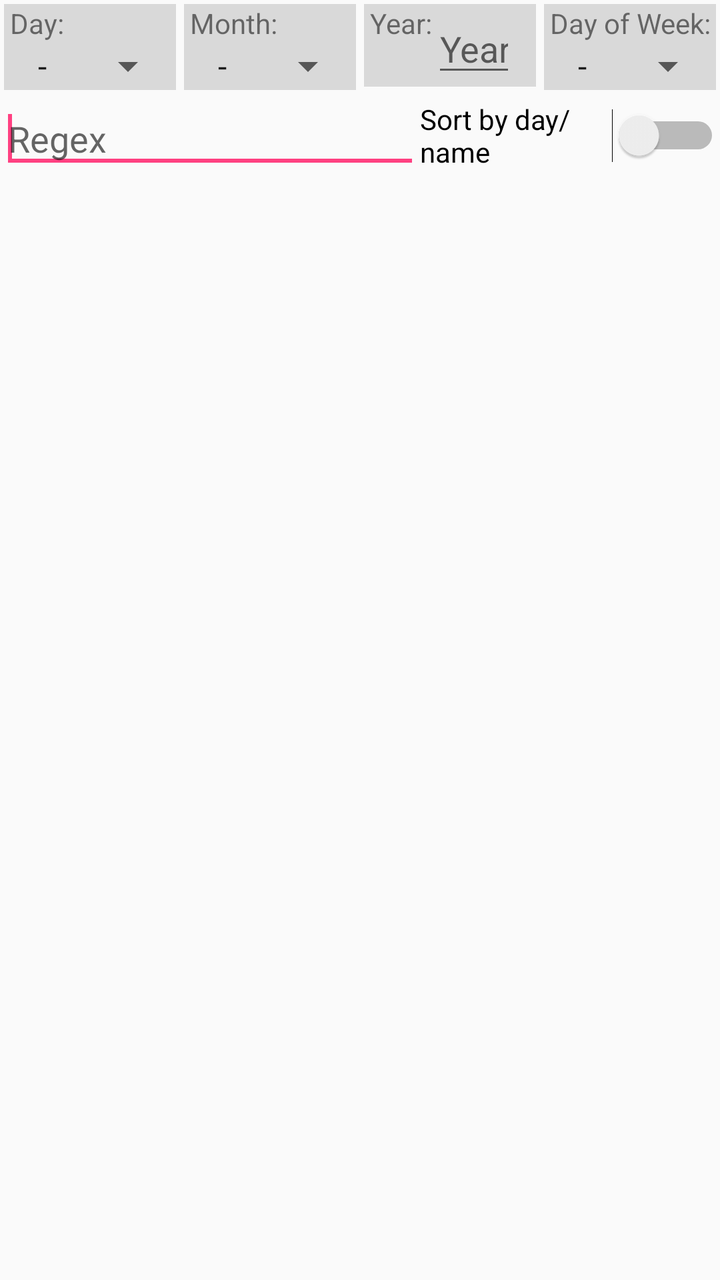
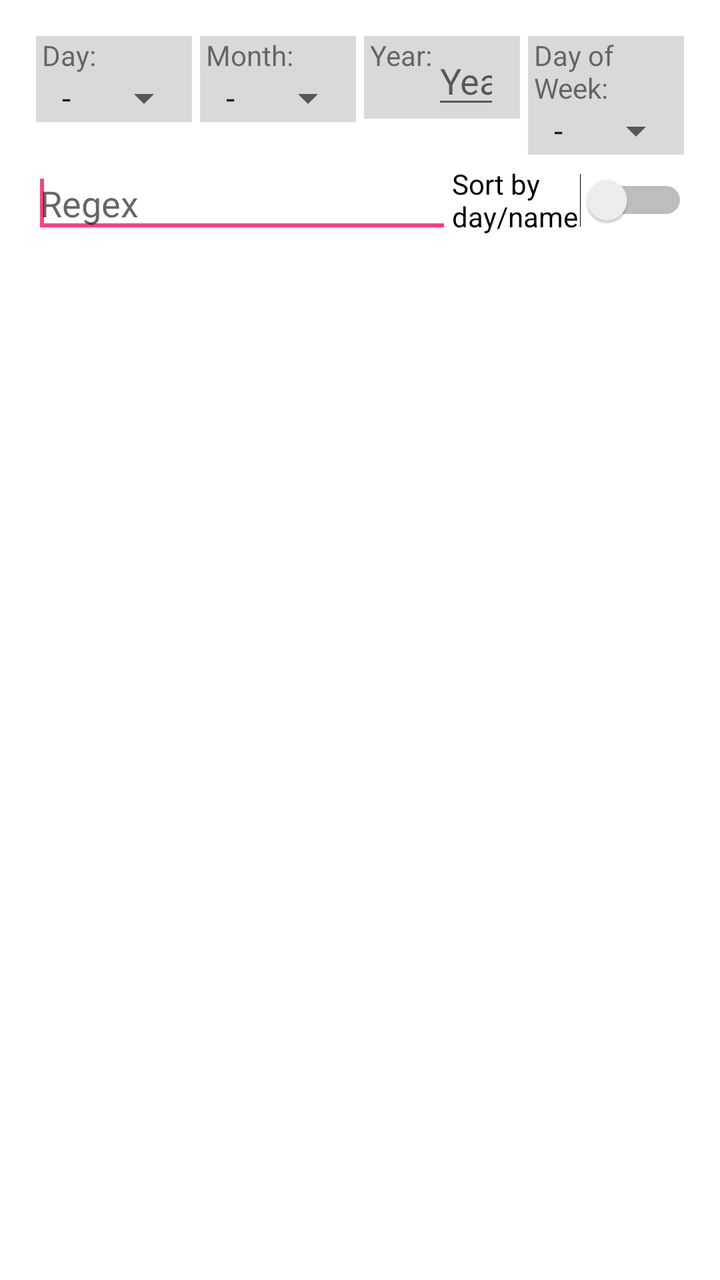

Screens rendered from an Android XML layout before and after an edit, with the pre-edit source and the edit as a unified diff.
<!-- AndroidManifest.xml: application theme AppTheme -->
<!-- res/layout/activity_calendar.xml -->
<?xml version="1.0" encoding="utf-8"?>
<RelativeLayout xmlns:android="http://schemas.android.com/apk/res/android"
    xmlns:tools="http://schemas.android.com/tools"
    android:layout_width="match_parent"
    android:layout_height="match_parent"
    android:layout_margin="16sp"
    android:importantForAutofill="noExcludeDescendants"
    tools:context="cz.civilizacehra.cipherbreaker.CalendarActivity">

    <LinearLayout
        android:id="@+id/line1Buttons"
        android:layout_width="match_parent"
        android:layout_height="wrap_content"
        android:weightSum="4"
        android:baselineAligned="false">

            <RelativeLayout
                android:id="@+id/dayLayout"
                style="@style/strict_item_with_description_style"
                android:layout_weight="1" >

                <TextView
                    android:id="@+id/dayView"
                    android:layout_width="wrap_content"
                    android:layout_height="wrap_content"
                    android:layout_marginStart="3dp"
                    android:text="Day:" />

                <Spinner
                    android:id="@+id/daySpinner"
                    android:layout_width="match_parent"
                    android:layout_height="wrap_content"
                    android:layout_below="@+id/dayView"
                    style="@style/spinner_style"
                    android:entries="@array/days" />

            </RelativeLayout>

            <RelativeLayout
                android:id="@+id/monthLayout"
                style="@style/strict_item_with_description_style"
                android:layout_weight="1" >

                <TextView
                    android:id="@+id/monthView"
                    style="@style/description_style"
                    android:text="Month:" />

                <Spinner
                    android:id="@+id/monthSpinner"
                    android:layout_width="match_parent"
                    android:layout_height="wrap_content"
                    android:layout_below="@+id/monthView"
                    style="@style/spinner_style"
                    android:entries="@array/months" />

            </RelativeLayout>

            <RelativeLayout
                android:id="@+id/yearLayout"
                style="@style/strict_item_with_description_style"
                android:layout_weight="1" >

                <TextView
                    android:id="@+id/yearView"
                    style="@style/description_style"
                    android:text="Year:" />

                <EditText
                    android:id="@+id/yearEditText"
                    android:layout_width="match_parent"
                    android:layout_height="wrap_content"
                    android:layout_toEndOf="@+id/yearView"
                    android:layout_marginEnd="10dp"
                    android:ems="10"
                    android:inputType="number"
                    android:hint="Year"/>

            </RelativeLayout>

            <RelativeLayout
                android:id="@+id/dayOfWeekLayout"
                style="@style/strict_item_with_description_style"
                android:layout_weight="1" >

                <TextView
                    android:id="@+id/weekView"
                    style="@style/description_style"
                    android:text="Day of Week:" />

                <Spinner
                    android:id="@+id/dayOfWeekSpinner"
                    android:layout_width="match_parent"
                    android:layout_height="wrap_content"
                    android:layout_below="@+id/weekView"
                    style="@style/spinner_style"
                    android:entries="@array/days_in_week" />

            </RelativeLayout>

    </LinearLayout>

    <RelativeLayout
        android:id="@+id/line2Buttons"
        android:layout_width="wrap_content"
        android:layout_height="wrap_content"
        android:layout_alignParentStart="true"
        android:layout_below="@id/line1Buttons"
        android:layout_alignEnd="@+id/line1Buttons" >

        <EditText
            android:id="@+id/queryEditText"
            android:layout_width="wrap_content"
            android:layout_height="wrap_content"
            android:layout_centerVertical="true"
            android:ems="10"
            android:hint="Regex"
            android:inputType="textPersonName" />

        <Switch
            android:id="@+id/sortBySwitch"
            android:layout_width="wrap_content"
            android:layout_height="wrap_content"
            android:layout_toEndOf="@+id/queryEditText"
            android:layout_centerVertical="true"
            android:text="Sort by day/name " />

        <requestFocus />
    </RelativeLayout>

    <ScrollView
        android:layout_width="match_parent"
        android:layout_height="match_parent"
        android:layout_marginTop="10dp"
        android:layout_below="@+id/line2Buttons">

        <TextView
            android:id="@+id/holidaysTextView"
            android:layout_width="match_parent"
            android:layout_height="wrap_content" />
    </ScrollView>

</RelativeLayout>
<!-- resources referenced by this layout -->
<resources>
  <string-array name="days">
          <item>-</item>
          <item>1</item>
          <item>2</item>
          <item>3</item>
          <item>4</item>
          <item>5</item>
          <item>6</item>
          <item>7</item>
          <item>8</item>
          <item>9</item>
          <item>10</item>
          <item>11</item>
          <item>12</item>
          <item>13</item>
          <item>14</item>
          <item>15</item>
          <item>16</item>
          <item>17</item>
          <item>18</item>
          <item>19</item>
          <item>20</item>
          <item>21</item>
          <item>22</item>
          <item>23</item>
          <item>24</item>
          <item>25</item>
          <item>26</item>
          <item>27</item>
          <item>28</item>
          <item>29</item>
          <item>30</item>
          <item>31</item>
      </string-array>
  <string-array name="days_in_week">
          <item>-</item>
          <item>Po</item>
          <item>Ut</item>
          <item>St</item>
          <item>Ct</item>
          <item>Pa</item>
          <item>So</item>
          <item>Ne</item>
      </string-array>
  <string-array name="months">
          <item>-</item>
          <item>1</item>
          <item>2</item>
          <item>3</item>
          <item>4</item>
          <item>5</item>
          <item>6</item>
          <item>7</item>
          <item>8</item>
          <item>9</item>
          <item>10</item>
          <item>11</item>
          <item>12</item>
      </string-array>
  <style name="description_style">
          <item name="android:layout_width">wrap_content</item>
          <item name="android:layout_height">wrap_content</item>
          <item name="android:layout_marginStart">3dp</item>
      </style>
  <style name="spinner_style">
          <item name="android:dropDownWidth">wrap_content</item>
          <item name="android:scrollbars">vertical</item>
          <item name="android:spinnerMode">dropdown</item>
          <item name="android:textAlignment">center</item>
      </style>
  <style name="strict_item_with_description_style">
          <item name="android:layout_width">0dp</item>
          <item name="android:layout_height">wrap_content</item>
          <item name="android:layout_margin">2dp</item>
          <item name="android:background">@color/lightGray</item>
      </style>
  <style name="AppTheme" parent="android:Theme.Material.Light.NoActionBar">
          
          <item name="android:windowOptOutEdgeToEdgeEnforcement" tools:targetApi="35">true</item>
          <item name="android:colorPrimary">@color/colorPrimary</item>
          <item name="android:colorPrimaryDark">@color/colorPrimaryDark</item>
          <item name="android:colorAccent">@color/colorAccent</item>
      </style>
  <color name="lightGray">#D9D9D9</color>
  <color name="colorPrimary">#3F51B5</color>
  <color name="colorPrimaryDark">#303F9F</color>
  <color name="colorAccent">#FF4081</color>
</resources>

<!-- the commit's change to res/layout/activity_calendar.xml (unified diff, before → after) -->
@@ -1,23 +1,31 @@
 <?xml version="1.0" encoding="utf-8"?>
-<RelativeLayout xmlns:android="http://schemas.android.com/apk/res/android"
+<FrameLayout xmlns:android="http://schemas.android.com/apk/res/android"
     xmlns:tools="http://schemas.android.com/tools"
     android:layout_width="match_parent"
     android:layout_height="match_parent"
-    android:layout_margin="16sp"
-    android:importantForAutofill="noExcludeDescendants"
+    android:background="@android:color/black"
+    android:fitsSystemWindows="true"
     tools:context="cz.civilizacehra.cipherbreaker.CalendarActivity">
 
-    <LinearLayout
-        android:id="@+id/line1Buttons"
+    <RelativeLayout
         android:layout_width="match_parent"
-        android:layout_height="wrap_content"
-        android:weightSum="4"
-        android:baselineAligned="false">
+        android:layout_height="match_parent"
+        android:padding="16sp"
+        android:fitsSystemWindows="true"
+        android:importantForAutofill="noExcludeDescendants"
+        android:background="@android:color/background_light">
+
+        <LinearLayout
+            android:id="@+id/line1Buttons"
+            android:layout_width="match_parent"
+            android:layout_height="wrap_content"
+            android:baselineAligned="false"
+            android:weightSum="4">
 
             <RelativeLayout
                 android:id="@+id/dayLayout"
                 style="@style/strict_item_with_description_style"
-                android:layout_weight="1" >
+                android:layout_weight="1">
 
                 <TextView
                     android:id="@+id/dayView"
@@ -28,10 +36,10 @@
 
                 <Spinner
                     android:id="@+id/daySpinner"
+                    style="@style/spinner_style"
                     android:layout_width="match_parent"
                     android:layout_height="wrap_content"
                     android:layout_below="@+id/dayView"
-                    style="@style/spinner_style"
                     android:entries="@array/days" />
 
             </RelativeLayout>
@@ -39,7 +47,7 @@
             <RelativeLayout
                 android:id="@+id/monthLayout"
                 style="@style/strict_item_with_description_style"
-                android:layout_weight="1" >
+                android:layout_weight="1">
 
                 <TextView
                     android:id="@+id/monthView"
@@ -48,10 +56,10 @@
 
                 <Spinner
                     android:id="@+id/monthSpinner"
+                    style="@style/spinner_style"
                     android:layout_width="match_parent"
                     android:layout_height="wrap_content"
                     android:layout_below="@+id/monthView"
-                    style="@style/spinner_style"
                     android:entries="@array/months" />
 
             </RelativeLayout>
@@ -59,7 +67,7 @@
             <RelativeLayout
                 android:id="@+id/yearLayout"
                 style="@style/strict_item_with_description_style"
-                android:layout_weight="1" >
+                android:layout_weight="1">
 
                 <TextView
                     android:id="@+id/yearView"
@@ -70,18 +78,18 @@
                     android:id="@+id/yearEditText"
                     android:layout_width="match_parent"
                     android:layout_height="wrap_content"
+                    android:layout_marginEnd="10dp"
                     android:layout_toEndOf="@+id/yearView"
-                    android:layout_marginEnd="10dp"
                     android:ems="10"
-                    android:inputType="number"
-                    android:hint="Year"/>
+                    android:hint="Year"
+                    android:inputType="number" />
 
             </RelativeLayout>
 
             <RelativeLayout
                 android:id="@+id/dayOfWeekLayout"
                 style="@style/strict_item_with_description_style"
-                android:layout_weight="1" >
+                android:layout_weight="1">
 
                 <TextView
                     android:id="@+id/weekView"
@@ -90,54 +98,56 @@
 
                 <Spinner
                     android:id="@+id/dayOfWeekSpinner"
+                    style="@style/spinner_style"
                     android:layout_width="match_parent"
                     android:layout_height="wrap_content"
                     android:layout_below="@+id/weekView"
-                    style="@style/spinner_style"
                     android:entries="@array/days_in_week" />
 
             </RelativeLayout>
 
-    </LinearLayout>
+        </LinearLayout>
 
-    <RelativeLayout
-        android:id="@+id/line2Buttons"
-        android:layout_width="wrap_content"
-        android:layout_height="wrap_content"
-        android:layout_alignParentStart="true"
-        android:layout_below="@id/line1Buttons"
-        android:layout_alignEnd="@+id/line1Buttons" >
-
-        <EditText
-            android:id="@+id/queryEditText"
+        <RelativeLayout
+            android:id="@+id/line2Buttons"
             android:layout_width="wrap_content"
             android:layout_height="wrap_content"
-            android:layout_centerVertical="true"
-            android:ems="10"
-            android:hint="Regex"
-            android:inputType="textPersonName" />
+            android:layout_below="@id/line1Buttons"
+            android:layout_alignEnd="@+id/line1Buttons"
+            android:layout_alignParentStart="true">
 
-        <Switch
-            android:id="@+id/sortBySwitch"
-            android:layout_width="wrap_content"
-            android:layout_height="wrap_content"
-            android:layout_toEndOf="@+id/queryEditText"
-            android:layout_centerVertical="true"
-            android:text="Sort by day/name " />
+            <EditText
+                android:id="@+id/queryEditText"
+                android:layout_width="wrap_content"
+                android:layout_height="wrap_content"
+                android:layout_centerVertical="true"
+                android:ems="10"
+                android:hint="Regex"
+                android:inputType="textPersonName" />
 
-        <requestFocus />
+            <Switch
+                android:id="@+id/sortBySwitch"
+                android:layout_width="wrap_content"
+                android:layout_height="wrap_content"
+                android:layout_centerVertical="true"
+                android:layout_toEndOf="@+id/queryEditText"
+                android:text="Sort by day/name " />
+
+            <requestFocus />
+        </RelativeLayout>
+
+        <ScrollView
+            android:layout_width="match_parent"
+            android:layout_height="match_parent"
+            android:layout_below="@+id/line2Buttons"
+            android:layout_marginTop="10dp">
+
+            <TextView
+                android:id="@+id/holidaysTextView"
+                android:layout_width="match_parent"
+                android:layout_height="wrap_content" />
+        </ScrollView>
+
     </RelativeLayout>
 
-    <ScrollView
-        android:layout_width="match_parent"
-        android:layout_height="match_parent"
-        android:layout_marginTop="10dp"
-        android:layout_below="@+id/line2Buttons">
-
-        <TextView
-            android:id="@+id/holidaysTextView"
-            android:layout_width="match_parent"
-            android:layout_height="wrap_content" />
-    </ScrollView>
-
-</RelativeLayout>
+</FrameLayout>
